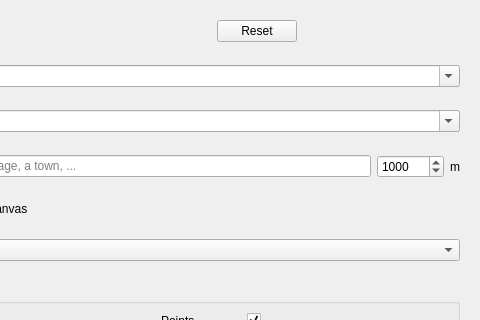
First picture: the form in ui/quick_query.ui, repository 3liz/QuickOSM, before the edit; both pictures show x 164 to 644 and y 0 to 320 of the 644 by 805 pixel window.
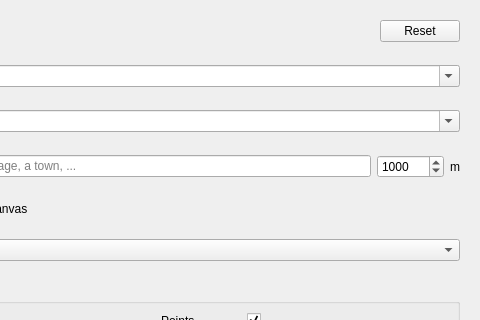
Second picture: the form after the edit. Custom widgets are drawn as their Qt base class.

Commit message: push reset button to right

Diff of the .ui file:
```diff
--- a/ui/quick_query.ui
+++ b/ui/quick_query.ui
@@ -59,6 +59,12 @@
          </item>
          <item>
           <widget class="QDialogButtonBox" name="buttonBox">
+           <property name="sizePolicy">
+            <sizepolicy hsizetype="Maximum" vsizetype="Fixed">
+             <horstretch>0</horstretch>
+             <verstretch>0</verstretch>
+            </sizepolicy>
+           </property>
            <property name="standardButtons">
             <set>QDialogButtonBox::Reset</set>
            </property>
```
The commit also changes 3 other files.
